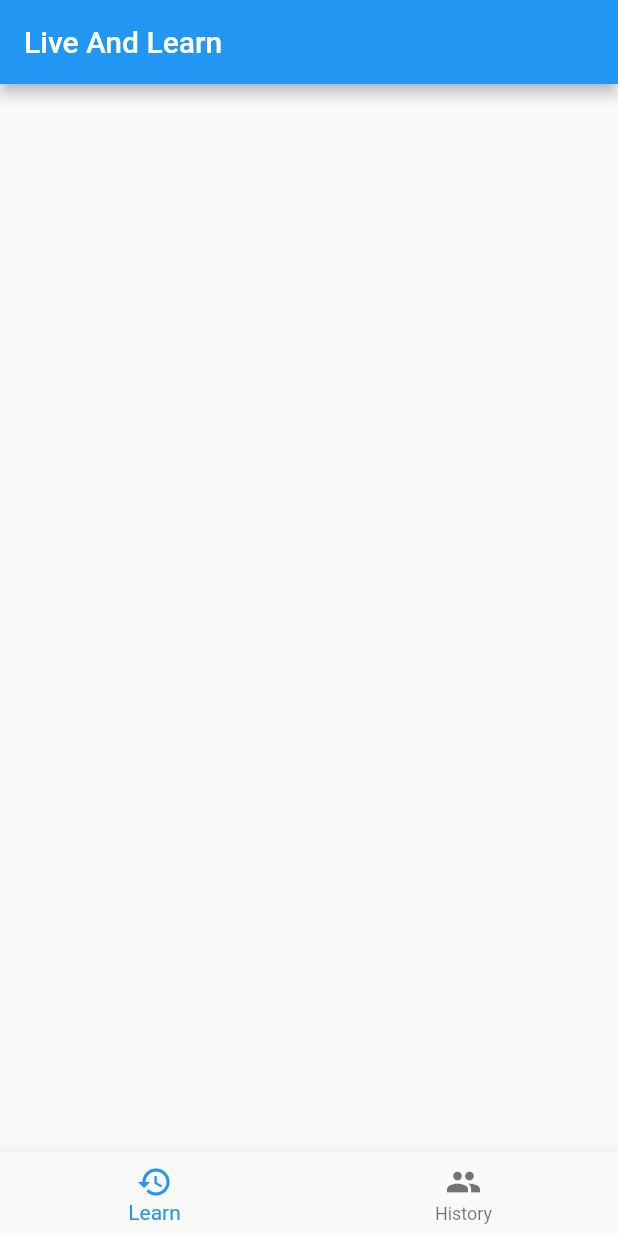
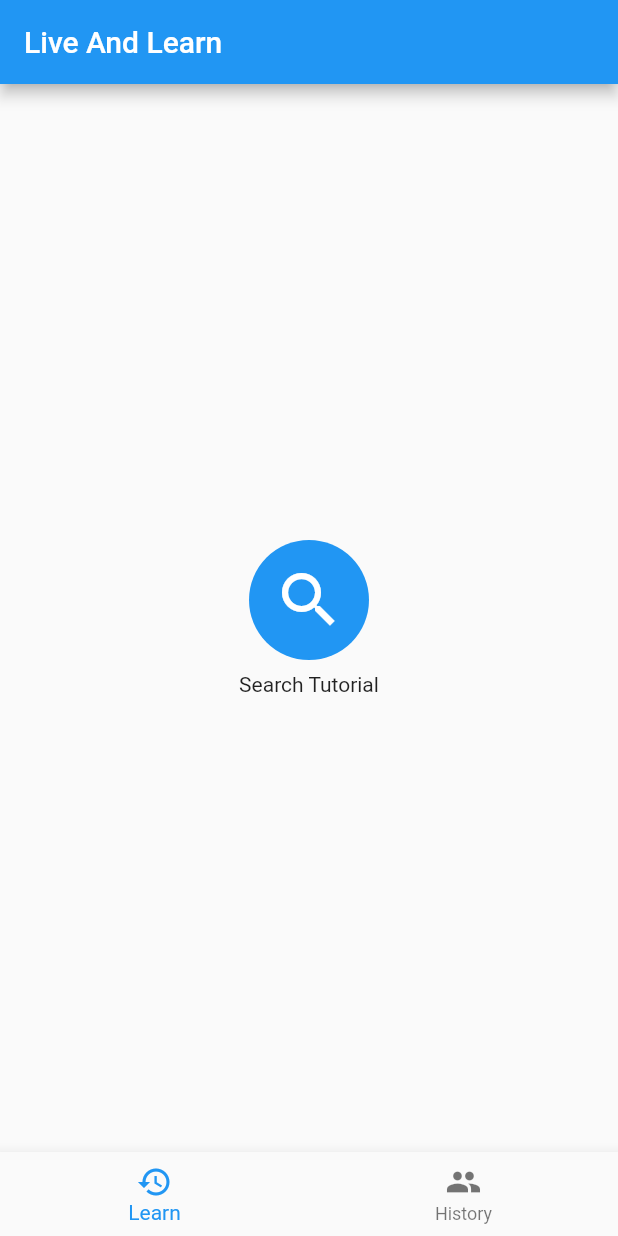
Before and after one commit to anjuiiita/Live_and_Learn, a Flutter app: the screen it shows after launch, on a phone screen of 412 x 824 dp. Run offline on Flutter 3.47's test engine with Material 2 defaults, Android fonts, the light colour scheme and no system bars; our stand-ins replace flutter_tts, speech_to_text.

Commit message:
implement learn sub view

```diff
--- a/lib/entry/entry.dart
+++ b/lib/entry/entry.dart
@@ -35,10 +35,10 @@ class _LiveAndLearnEntryState extends State<LiveAndLearnEntry> {
       theme: ThemeData(),
       darkTheme: ThemeData.dark(),
       routes: {
-        LiveAndLearnIndexView.route: (context) => LiveAndLearnIndexView(),
+        IndexView.route: (context) => IndexView(),
         ExampleView.route: (context) => ExampleView(),
       },
-      initialRoute: LiveAndLearnIndexView.route,
+      initialRoute: IndexView.route,
     );
   }
 }
--- a/lib/entry/index.dart
+++ b/lib/entry/index.dart
@@ -1,13 +1,14 @@
 import 'package:flutter/material.dart';
+import 'package:live_and_learn/learn/learn.dart';
 
-class LiveAndLearnIndexView extends StatefulWidget {
+class IndexView extends StatefulWidget {
   static const String route = '/index';
 
   @override
-  _LiveAndLearnIndexViewState createState() => _LiveAndLearnIndexViewState();
+  _IndexViewState createState() => _IndexViewState();
 }
 
-class _LiveAndLearnIndexViewState extends State<LiveAndLearnIndexView> {
+class _IndexViewState extends State<IndexView> {
   int _selectedIndex = 0;
 
   @override
@@ -37,7 +38,7 @@ class _LiveAndLearnIndexViewState extends State<LiveAndLearnIndexView> {
   Widget _buildBody() {
     switch (this._selectedIndex) {
       case 0:
-        return Container();
+        return LearnSubView();
       case 1:
         return Container();
     }
--- /dev/null
+++ b/lib/learn/learn.dart
@@ -0,0 +1,41 @@
+import 'package:flutter/material.dart';
+
+class LearnSubView extends StatefulWidget {
+  @override
+  _LearnSubViewState createState() => _LearnSubViewState();
+}
+
+class _LearnSubViewState extends State<LearnSubView> {
+  @override
+  Widget build(BuildContext context) {
+    return Container(
+      child: Center(
+        child: Column(
+          mainAxisAlignment: MainAxisAlignment.center,
+          crossAxisAlignment: CrossAxisAlignment.center,
+          children: [
+            Ink(
+              decoration: ShapeDecoration(
+                color: Theme.of(context).accentColor,
+                shape: CircleBorder(),
+              ),
+              child: Padding(
+                padding: const EdgeInsets.all(8.0),
+                child: IconButton(
+                  iconSize: 48.0,
+                  icon: const Icon(Icons.search),
+                  color: Colors.white,
+                  onPressed: () {},
+                ),
+              ),
+            ),
+            SizedBox(
+              height: 8.0,
+            ),
+            Text("Search Tutorial"),
+          ],
+        ),
+      ),
+    );
+  }
+}
```
